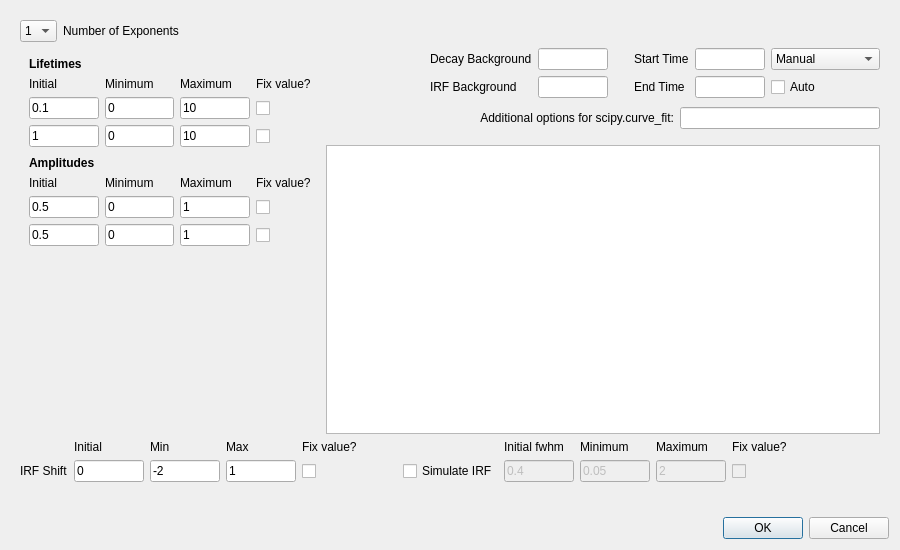
Qt form resources/ui/fitting_dialog.ui (BioPhysicsUP/Full_SMS) before a commit.
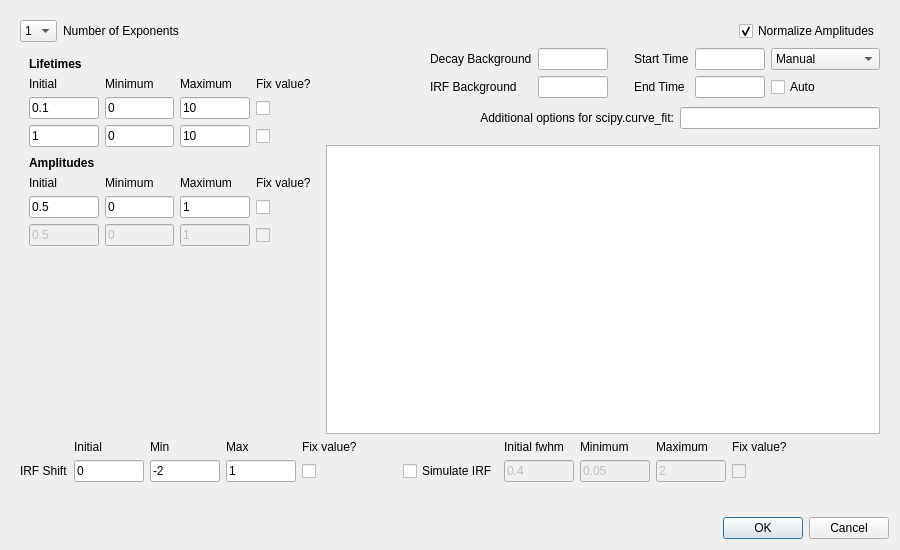
The same form after that commit. The open tabs and pages were chosen to show the change. Custom widgets are drawn as their Qt base class.

Diff of the .ui file:
```diff
--- a/resources/ui/fitting_dialog.ui
+++ b/resources/ui/fitting_dialog.ui
@@ -88,6 +88,16 @@
           </property>
          </spacer>
         </item>
+        <item>
+         <widget class="QCheckBox" name="chbNormAmps">
+          <property name="text">
+           <string>Normalize Amplitudes</string>
+          </property>
+          <property name="checked">
+           <bool>true</bool>
+          </property>
+         </widget>
+        </item>
        </layout>
       </item>
       <item>
@@ -678,7 +688,7 @@
             <item row="8" column="3">
              <widget class="QCheckBox" name="check2AmpFix2">
               <property name="enabled">
-               <bool>true</bool>
+               <bool>false</bool>
               </property>
               <property name="sizePolicy">
                <sizepolicy hsizetype="Minimum" vsizetype="Minimum">
@@ -732,7 +742,7 @@
             <item row="8" column="1">
              <widget class="QLineEdit" name="line2AmpMin2">
               <property name="enabled">
-               <bool>true</bool>
+               <bool>false</bool>
               </property>
               <property name="sizePolicy">
                <sizepolicy hsizetype="Expanding" vsizetype="Minimum">
@@ -856,7 +866,7 @@
             <item row="8" column="2">
              <widget class="QLineEdit" name="line2AmpMax2">
               <property name="enabled">
-               <bool>true</bool>
+               <bool>false</bool>
               </property>
               <property name="sizePolicy">
                <sizepolicy hsizetype="Expanding" vsizetype="Minimum">
@@ -878,7 +888,7 @@
             <item row="8" column="0">
              <widget class="QLineEdit" name="line2AmpInit2">
               <property name="enabled">
-               <bool>true</bool>
+               <bool>false</bool>
               </property>
               <property name="sizePolicy">
                <sizepolicy hsizetype="Expanding" vsizetype="Minimum">
@@ -968,7 +978,7 @@
             <item row="10" column="3">
              <widget class="QCheckBox" name="check3AmpFix3">
               <property name="enabled">
-               <bool>true</bool>
+               <bool>false</bool>
               </property>
               <property name="sizePolicy">
                <sizepolicy hsizetype="Minimum" vsizetype="Minimum">
@@ -1179,7 +1189,7 @@
             <item row="10" column="2">
              <widget class="QLineEdit" name="line3AmpMax3">
               <property name="enabled">
-               <bool>true</bool>
+               <bool>false</bool>
               </property>
               <property name="sizePolicy">
                <sizepolicy hsizetype="Expanding" vsizetype="Minimum">
@@ -1294,7 +1304,7 @@
             <item row="10" column="1">
              <widget class="QLineEdit" name="line3AmpMin3">
               <property name="enabled">
-               <bool>true</bool>
+               <bool>false</bool>
               </property>
               <property name="sizePolicy">
                <sizepolicy hsizetype="Expanding" vsizetype="Minimum">
@@ -1462,7 +1472,7 @@
             <item row="10" column="0">
              <widget class="QLineEdit" name="line3AmpInit3">
               <property name="enabled">
-               <bool>true</bool>
+               <bool>false</bool>
               </property>
               <property name="sizePolicy">
                <sizepolicy hsizetype="Expanding" vsizetype="Minimum">
```
